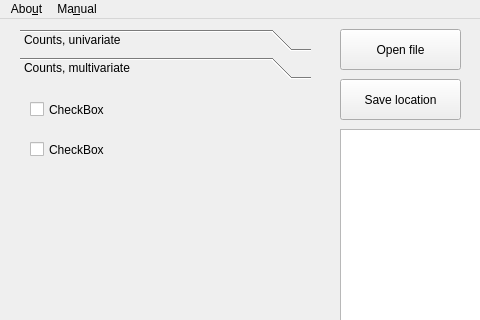
Old version of the form ui/table.ui in the repository GeluOltean/microstatistics; both pictures show x 0 to 480 and y 0 to 320 of the 1108 by 592 pixel window.
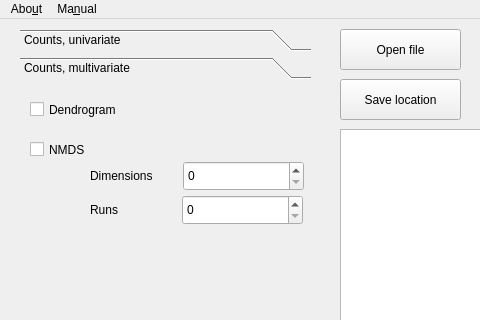
New version of the form. The open tabs and pages were chosen to show the change.

Commit message: Replace UI placeholder values/names

```diff
--- a/ui/table.ui
+++ b/ui/table.ui
@@ -163,8 +163,8 @@
       <rect>
        <x>0</x>
        <y>0</y>
-       <width>98</width>
-       <height>28</height>
+       <width>291</width>
+       <height>416</height>
       </rect>
      </property>
      <attribute name="label">
@@ -175,12 +175,12 @@
        <rect>
         <x>10</x>
         <y>10</y>
-        <width>106</width>
+        <width>191</width>
         <height>29</height>
        </rect>
       </property>
       <property name="text">
-       <string>CheckBox</string>
+       <string>Dendrogram</string>
       </property>
      </widget>
      <widget class="QCheckBox" name="checkBox_8">
@@ -193,7 +193,53 @@
        </rect>
       </property>
       <property name="text">
-       <string>CheckBox</string>
+       <string>NMDS</string>
+      </property>
+     </widget>
+     <widget class="QLabel" name="dim_label">
+      <property name="geometry">
+       <rect>
+        <x>70</x>
+        <y>80</y>
+        <width>101</width>
+        <height>21</height>
+       </rect>
+      </property>
+      <property name="text">
+       <string>Dimensions</string>
+      </property>
+     </widget>
+     <widget class="QLabel" name="run_label">
+      <property name="geometry">
+       <rect>
+        <x>70</x>
+        <y>114</y>
+        <width>67</width>
+        <height>21</height>
+       </rect>
+      </property>
+      <property name="text">
+       <string>Runs</string>
+      </property>
+     </widget>
+     <widget class="QSpinBox" name="dim_spin">
+      <property name="geometry">
+       <rect>
+        <x>163</x>
+        <y>76</y>
+        <width>121</width>
+        <height>30</height>
+       </rect>
+      </property>
+     </widget>
+     <widget class="QSpinBox" name="run_spin">
+      <property name="geometry">
+       <rect>
+        <x>162</x>
+        <y>110</y>
+        <width>121</width>
+        <height>30</height>
+       </rect>
       </property>
      </widget>
     </widget>
```
Left out of the diff: 38 changed lines with no effect on the pictures. The commit also changes 4 other files.
